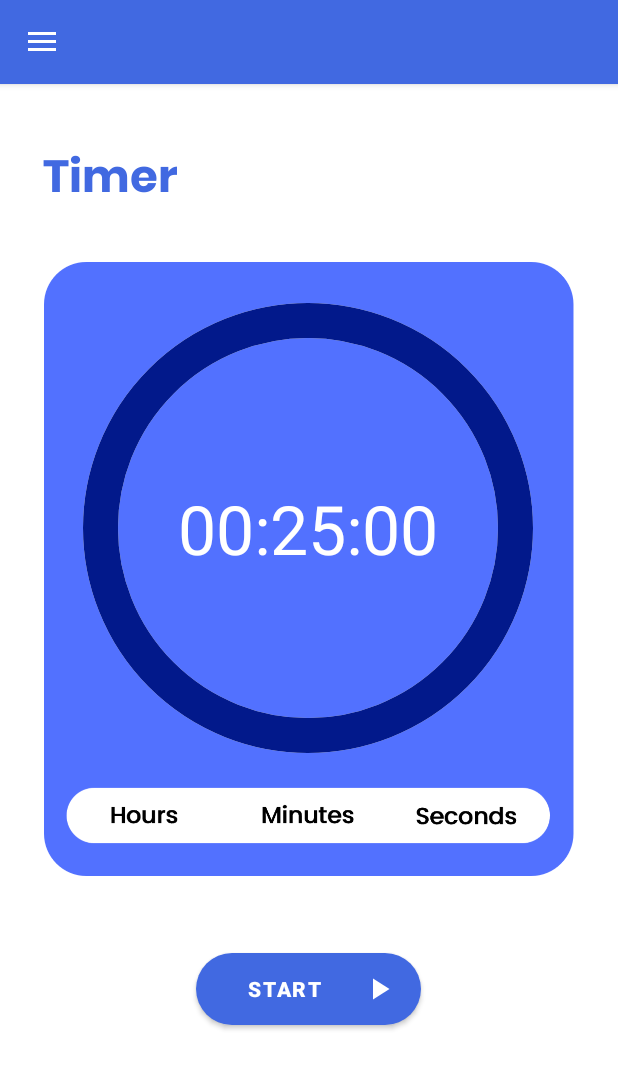
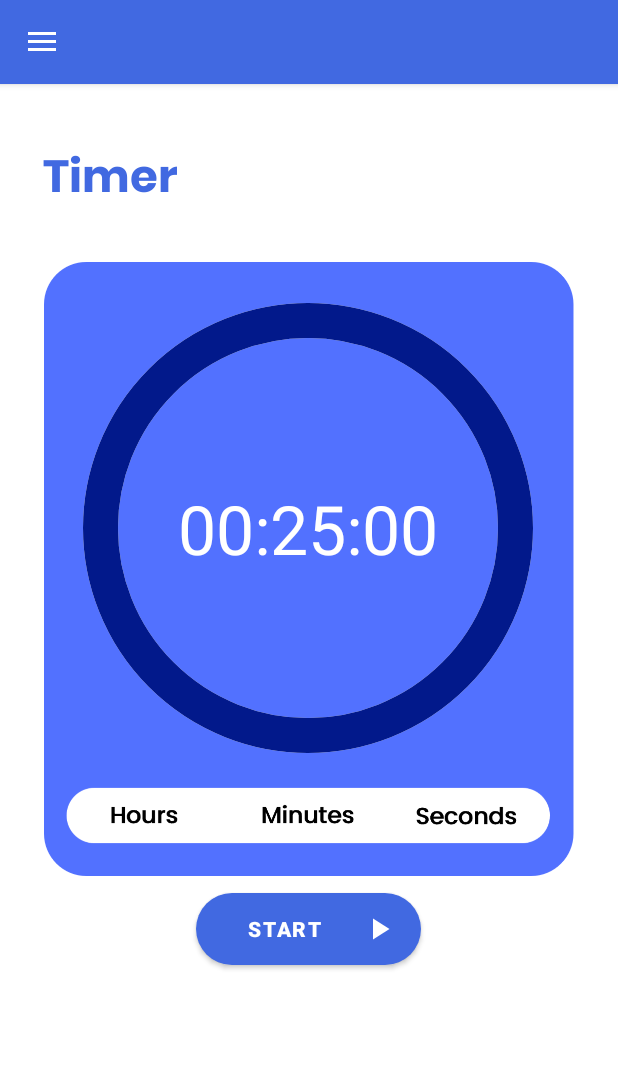
Before and after one commit to EuniceFoo533/MADProject, an Android app: the fragment TimerFragment placed in its activity, on a phone screen of 412 x 824 dp. Shown: the top 1069 px of the screen. Run offline under Robolectric (Android 15) with nearby library versions, the phone set to English and light mode, and no system bars; our stand-ins replace Firebase (no records; nobody signed in at launch, a user with empty details on screens opened directly).

```diff
--- a/app/src/main/AndroidManifest.xml
+++ b/app/src/main/AndroidManifest.xml
@@ -52,7 +52,7 @@
                 android:value="" />
 
             <intent-filter>
-                <action android:name="android.intent.action" />
+                <action android:name="android.intent.action.MAIN" />
 
                 <category android:name="android.intent.category.LAUNCHER" />
             </intent-filter>
@@ -65,7 +65,7 @@
                 android:value="" />
 
             <intent-filter>
-                <action android:name="android.intent.action.MAIN" />
+                <action android:name="android.intent.action" />
 
                 <category android:name="android.intent.category.LAUNCHER" />
             </intent-filter>
--- a/app/src/main/res/layout/fragment_timer.xml
+++ b/app/src/main/res/layout/fragment_timer.xml
@@ -63,7 +63,7 @@
                 android:id="@+id/buttonStart"
                 android:layout_width="150dp"
                 android:layout_height="wrap_content"
-                android:layout_marginTop="128dp"
+                android:layout_marginTop="88dp"
                 android:background="@drawable/button"
                 android:drawableEnd="@drawable/start_timer"
                 android:text="Start"
@@ -87,7 +87,8 @@
                 app:layout_constraintEnd_toEndOf="parent"
                 app:layout_constraintHorizontal_bias="0.498"
                 app:layout_constraintStart_toStartOf="parent"
-                app:layout_constraintTop_toBottomOf="@+id/buttonStart" />
+                app:layout_constraintTop_toBottomOf="@+id/buttonStart"
+                app:layout_constraintVertical_bias="0.0" />
 
             <TextView
                 android:id="@+id/textView9"
```
